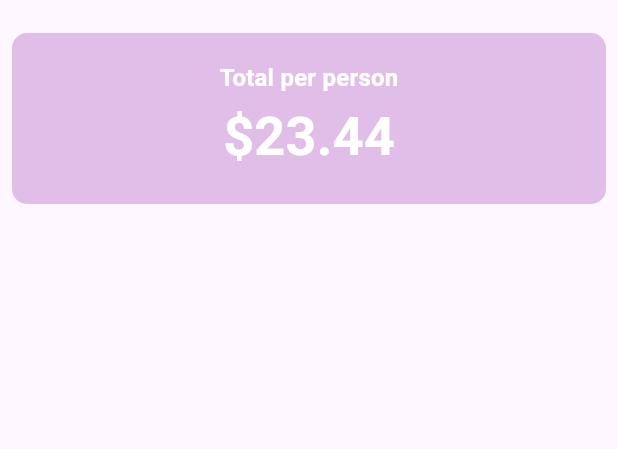
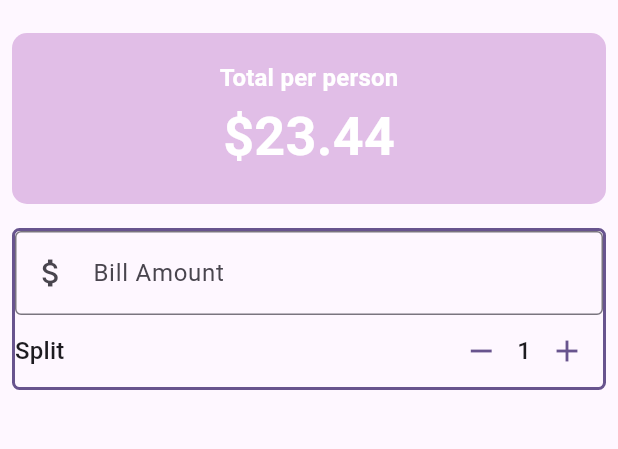
Before and after one commit to NOORSALMAN25/utip, a Flutter app: the screen it shows after launch, on a phone screen of 412 x 824 dp, the part 63-512 px from its top. Run offline on Flutter 3.47's test engine with Material 3 defaults, Android fonts, the phone set to English and light mode, and no system bars.

Commit message:
add dec & inc finctionality

```diff
--- a/lib/main.dart
+++ b/lib/main.dart
@@ -29,6 +29,22 @@ class UTip extends StatefulWidget {
 }
 
 class _UTipState extends State<UTip> {
+  int _personCounter = 1;
+  //methods
+  void increment(){
+    setState(() {
+      _personCounter = _personCounter + 1;
+    });
+  }
+
+
+  void decrement(){
+    setState(() {
+      if(_personCounter > 0){
+        _personCounter = _personCounter - 1;
+      }
+    });
+  }
   @override
   Widget build(BuildContext context) {
     var theme = Theme.of(context);
@@ -66,7 +82,59 @@ class _UTipState extends State<UTip> {
                 ],
               ),
             ),
-          )
+          ),
+
+          // form
+          Padding(
+            padding: const EdgeInsets.all(8.0),
+            child: Container(
+
+              decoration: BoxDecoration(
+                borderRadius: BorderRadius.circular(5),
+                  border: Border.all(
+                    color: theme.colorScheme.primary,
+                    width: 2
+                  ),
+                ),
+                child:  Column(
+                  children: [
+                    TextField(
+                      keyboardType: TextInputType.number,
+                      onChanged:(String value) {
+                        print("Value entered: $value");
+                      } ,
+                      decoration: const InputDecoration(
+                        border: OutlineInputBorder(),
+                        labelText: 'Bill Amount',
+                        prefixIcon: Icon(Icons.attach_money),
+
+                      ),
+                    ),
+                    //split bill area
+                    Row(
+                      mainAxisAlignment:MainAxisAlignment.spaceBetween ,
+                      children: [
+                      Text('Split' , style: theme.textTheme.titleMedium,),
+                      Row(
+                        children: [
+                          IconButton(
+                            color: theme.colorScheme.primary,
+                            onPressed: decrement
+                          , icon: const Icon(Icons.remove)),
+                          Text("$_personCounter" , style:theme.textTheme.titleMedium ,),
+                          IconButton(
+                            color: theme.colorScheme.primary,
+                            onPressed: increment, icon: const Icon(Icons.add))
+                        ],
+                      )
+
+
+                    ],)
+                  ],
+                ),
+              ),
+          ),
+
         ],
       ),
     );
```
